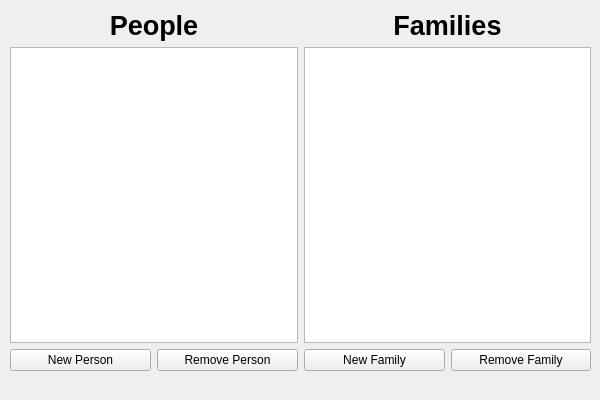
The window that FamilyTreeApp/mainwindow.ui (asjindani/genesis) describes before a commit, drawn with Qt 5.
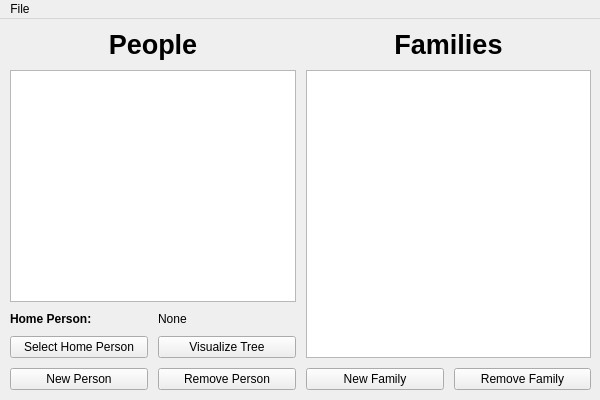
The same window after the commit.

The edit to the form file:
```diff
--- a/FamilyTreeApp/mainwindow.ui
+++ b/FamilyTreeApp/mainwindow.ui
@@ -17,13 +17,31 @@
    <widget class="QWidget" name="horizontalLayoutWidget">
     <property name="geometry">
      <rect>
-      <x>10</x>
-      <y>10</y>
-      <width>581</width>
-      <height>361</height>
+      <x>0</x>
+      <y>0</y>
+      <width>601</width>
+      <height>381</height>
      </rect>
     </property>
     <layout class="QHBoxLayout" name="horizontalLayout">
+     <property name="spacing">
+      <number>10</number>
+     </property>
+     <property name="sizeConstraint">
+      <enum>QLayout::SizeConstraint::SetMaximumSize</enum>
+     </property>
+     <property name="leftMargin">
+      <number>10</number>
+     </property>
+     <property name="topMargin">
+      <number>10</number>
+     </property>
+     <property name="rightMargin">
+      <number>10</number>
+     </property>
+     <property name="bottomMargin">
+      <number>10</number>
+     </property>
      <item>
       <layout class="QVBoxLayout" name="verticalLayout">
        <item>
@@ -47,8 +65,52 @@
          <property name="selectionMode">
           <enum>QAbstractItemView::SelectionMode::ExtendedSelection</enum>
          </property>
+         <property name="sortingEnabled">
+          <bool>true</bool>
+         </property>
         </widget>
        </item>
+       <item>
+        <layout class="QHBoxLayout" name="horizontalLayout_4">
+         <item>
+          <widget class="QLabel" name="label_3">
+           <property name="font">
+            <font>
+             <bold>true</bold>
+            </font>
+           </property>
+           <property name="text">
+            <string>Home Person:</string>
+           </property>
+          </widget>
+         </item>
+         <item>
+          <widget class="QLabel" name="homePersonLabel">
+           <property name="text">
+            <string>None</string>
+           </property>
+          </widget>
+         </item>
+        </layout>
+       </item>
+       <item>
+        <layout class="QHBoxLayout" name="horizontalLayout_5">
+         <item>
+          <widget class="QPushButton" name="selectHomePerson">
+           <property name="text">
+            <string>Select Home Person</string>
+           </property>
+          </widget>
+         </item>
+         <item>
+          <widget class="QPushButton" name="visualizeTree">
+           <property name="text">
+            <string>Visualize Tree</string>
+           </property>
+          </widget>
+         </item>
+        </layout>
+       </item>
        <item>
         <layout class="QHBoxLayout" name="horizontalLayout_2">
          <item>
@@ -95,6 +157,12 @@
            <height>0</height>
           </size>
          </property>
+         <property name="selectionMode">
+          <enum>QAbstractItemView::SelectionMode::ExtendedSelection</enum>
+         </property>
+         <property name="sortingEnabled">
+          <bool>true</bool>
+         </property>
         </widget>
        </item>
        <item>
@@ -120,6 +188,26 @@
     </layout>
    </widget>
   </widget>
+  <widget class="QMenuBar" name="menuBar">
+   <property name="geometry">
+    <rect>
+     <x>0</x>
+     <y>0</y>
+     <width>600</width>
+     <height>21</height>
+    </rect>
+   </property>
+   <widget class="QMenu" name="menuFile">
+    <property name="title">
+     <string>File</string>
+    </property>
+    <addaction name="actionNewTree"/>
+    <addaction name="actionLoadTree"/>
+    <addaction name="actionSaveTree"/>
+    <addaction name="actionCloseTree"/>
+   </widget>
+   <addaction name="menuFile"/>
+  </widget>
   <action name="actionAdd_Person">
    <property name="text">
     <string>New Person</string>
```
Left out of the diff: 20 changed lines with no effect on the pictures.
